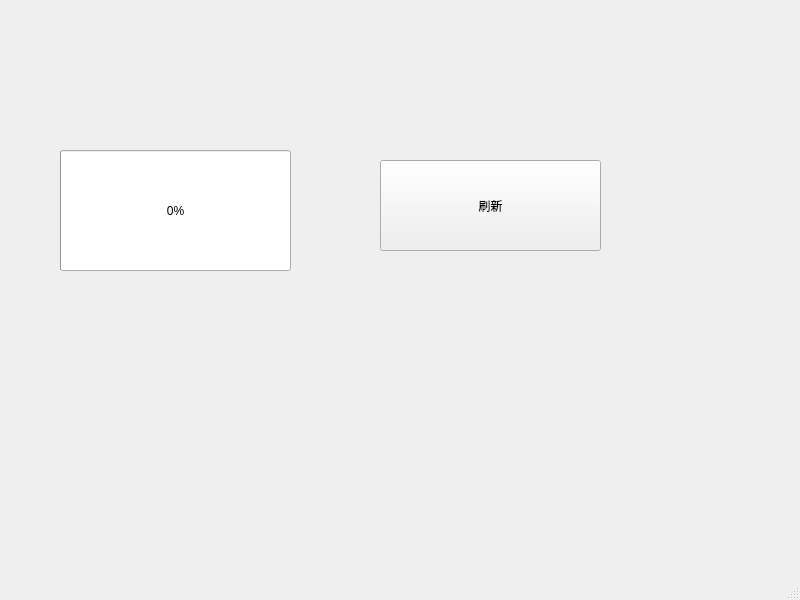
Old version of the form demowindow.ui in the repository zxx1320/tcp_test.
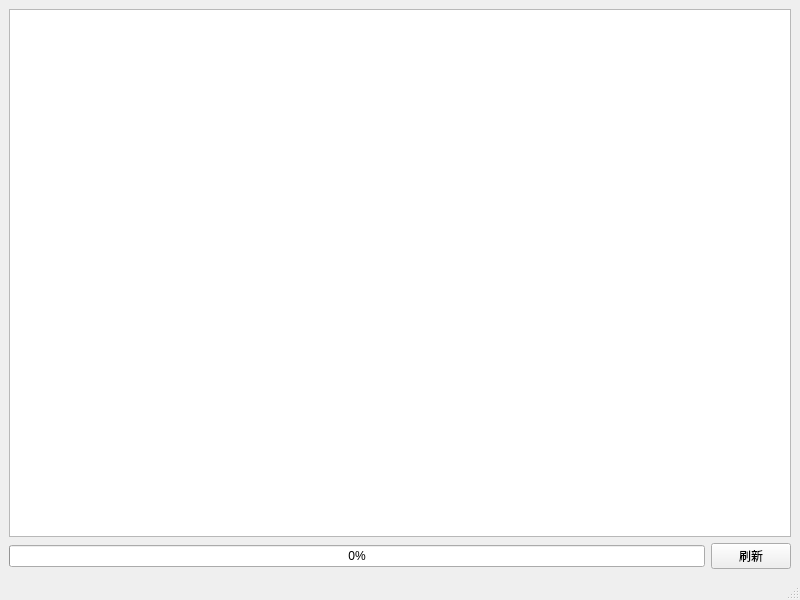
New version of the form.

The edit to the form file:
```diff
--- a/demowindow.ui
+++ b/demowindow.ui
@@ -14,15 +14,9 @@
    <string>DemoWindow</string>
   </property>
   <widget class="QWidget" name="centralwidget">
+   <layout class="QGridLayout" name="gridLayout">
+    <item row="1" column="0">
    <widget class="QProgressBar" name="progressBar">
-    <property name="geometry">
-     <rect>
-      <x>60</x>
-      <y>150</y>
-      <width>231</width>
-      <height>121</height>
-     </rect>
-    </property>
     <property name="maximum">
      <number>762</number>
     </property>
@@ -30,19 +24,18 @@
      <number>0</number>
     </property>
    </widget>
+    </item>
+    <item row="1" column="1">
    <widget class="QPushButton" name="pushButton">
-    <property name="geometry">
-     <rect>
-      <x>380</x>
-      <y>160</y>
-      <width>221</width>
-      <height>91</height>
-     </rect>
-    </property>
     <property name="text">
      <string>刷新</string>
     </property>
    </widget>
+    </item>
+    <item row="0" column="0" colspan="2">
+     <widget class="QTextEdit" name="textEdit"/>
+    </item>
+   </layout>
   </widget>
   <widget class="QMenuBar" name="menubar">
    <property name="geometry">
```
Left out of the diff: 2 changed lines with no effect on the pictures. Lines whose indentation alone changed are shown as unchanged.
